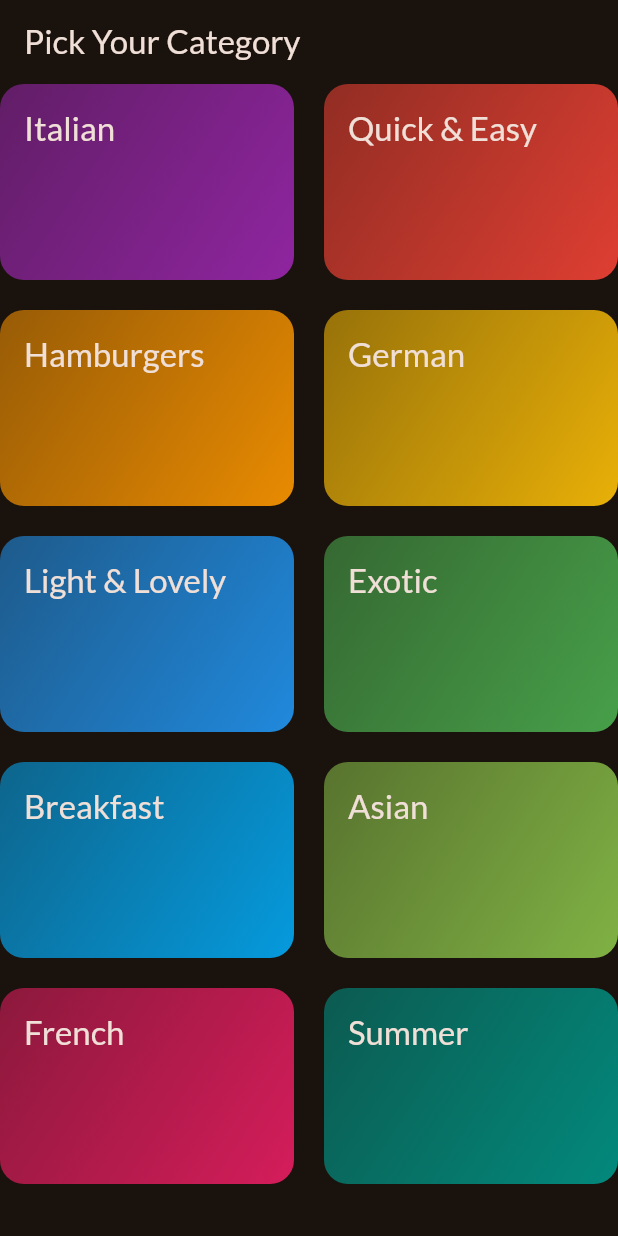
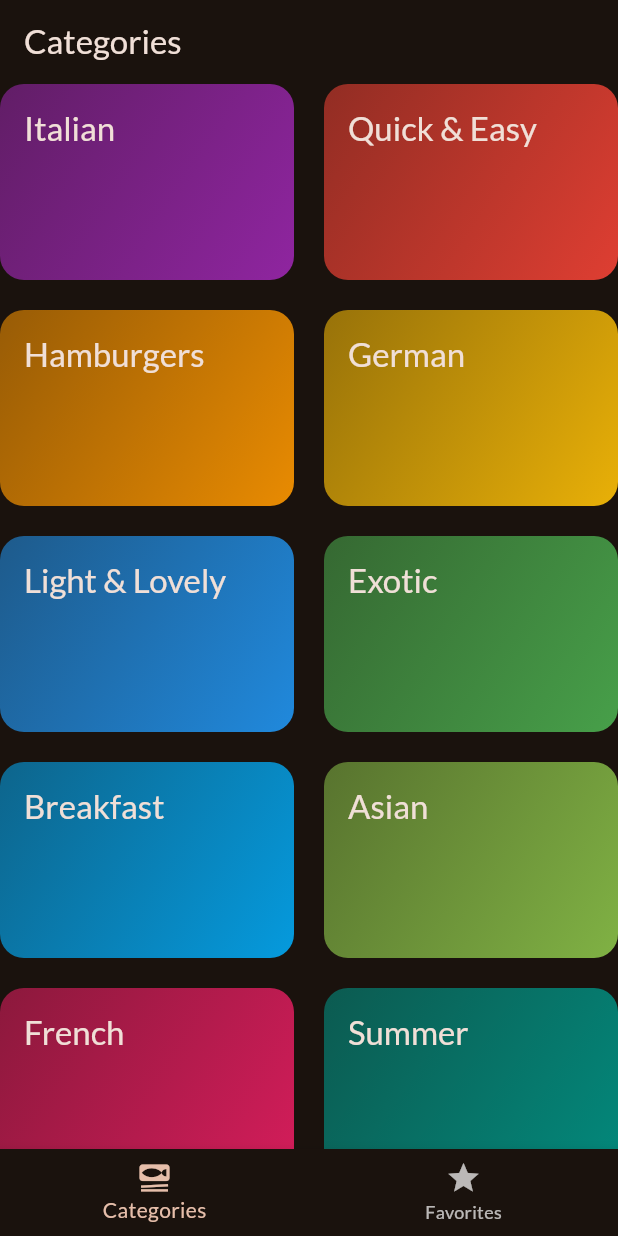
Before and after one commit to REDHUN/MealsApp, a Flutter app: the screen it shows after launch, on a phone screen of 412 x 824 dp. Run offline on Flutter 3.47's test engine with Material 2 defaults, Android fonts, the phone set to English and light mode, and no system bars; our stand-ins replace google_fonts, transparent_image.

Commit message:
tab screen added

```diff
--- a/lib/main.dart
+++ b/lib/main.dart
@@ -2,7 +2,7 @@ import 'package:flutter/material.dart';
 
 import 'package:google_fonts/google_fonts.dart';
 
-import 'package:mealsapp/screens/categories.dart';
+import 'package:mealsapp/screens/tabs.dart';
 
 final theme = ThemeData(
   useMaterial3: true,
@@ -25,7 +25,7 @@ class App extends StatelessWidget {
     return MaterialApp(
       debugShowCheckedModeBanner: false,
       theme: theme,
-      home: const CategoriesScreen(),
+      home: const TabScreen(),
     );
   }
 }
--- a/lib/screens/categories.dart
+++ b/lib/screens/categories.dart
@@ -19,11 +19,7 @@ class CategoriesScreen extends StatelessWidget {
 
   @override
   Widget build(BuildContext context) {
-    return Scaffold(
-      appBar: AppBar(
-        title: const Text('Pick Your Category'),
-      ),
-      body: GridView(
+    return GridView(
         gridDelegate: const SliverGridDelegateWithFixedCrossAxisCount(
           crossAxisCount: 2,
           childAspectRatio: 3 / 2,
@@ -38,7 +34,6 @@ class CategoriesScreen extends StatelessWidget {
                 _selectCategory(context, category);
               },
             ),
-          ]),
-    );
+        ]);
   }
 }
--- a/lib/screens/meals.dart
+++ b/lib/screens/meals.dart
@@ -5,8 +5,8 @@ import 'package:mealsapp/screens/meal_detail_screen.dart';
 import 'package:mealsapp/widgets/meal_item.dart';
 
 class MealsScreen extends StatelessWidget {
-  const MealsScreen({super.key, required this.title, required this.meals});
-  final String title;
+  const MealsScreen({super.key, this.title, required this.meals});
+  final String? title;
   final List<Meal> meals;
   void selectMeal(BuildContext context, Meal meal) {
     Navigator.of(context).push(MaterialPageRoute(
@@ -48,9 +48,12 @@ class MealsScreen extends StatelessWidget {
                 },
               ));
     }
+    if (title == null) {
+      return content;
+    }
     return Scaffold(
       appBar: AppBar(
-        title: Text(title),
+        title: Text(title!),
       ),
       body: content,
     );
--- /dev/null
+++ b/lib/screens/tabs.dart
@@ -0,0 +1,51 @@
+import 'package:flutter/material.dart';
+import 'package:mealsapp/screens/categories.dart';
+import 'package:mealsapp/screens/meals.dart';
+
+class TabScreen extends StatefulWidget {
+  const TabScreen({super.key});
+
+  @override
+  State<TabScreen> createState() => _TabScreenState();
+}
+
+class _TabScreenState extends State<TabScreen> {
+  int _selectedPageIndex = 0;
+  void _selectPage(int index) {
+    setState(() {
+      _selectedPageIndex = index;
+    });
+  }
+
+  @override
+  Widget build(BuildContext context) {
+    Widget activePage = const CategoriesScreen();
+    var activePageTitle = 'Categories';
+    if (_selectedPageIndex == 1) {
+      activePage = MealsScreen(meals: []);
+      activePageTitle = 'Favorites';
+    }
+    return Scaffold(
+      appBar: AppBar(
+        title: Text(activePageTitle),
+      ),
+      body: activePage,
+      bottomNavigationBar: BottomNavigationBar(
+        currentIndex: _selectedPageIndex,
+        onTap: _selectPage,
+        items: const [
+          BottomNavigationBarItem(
+              icon: Icon(
+                Icons.set_meal,
+              ),
+              label: 'Categories'),
+          BottomNavigationBarItem(
+              icon: Icon(
+                Icons.star,
+              ),
+              label: 'Favorites')
+        ],
+      ),
+    );
+  }
+}
```
Lines whose indentation alone changed are shown as unchanged.
